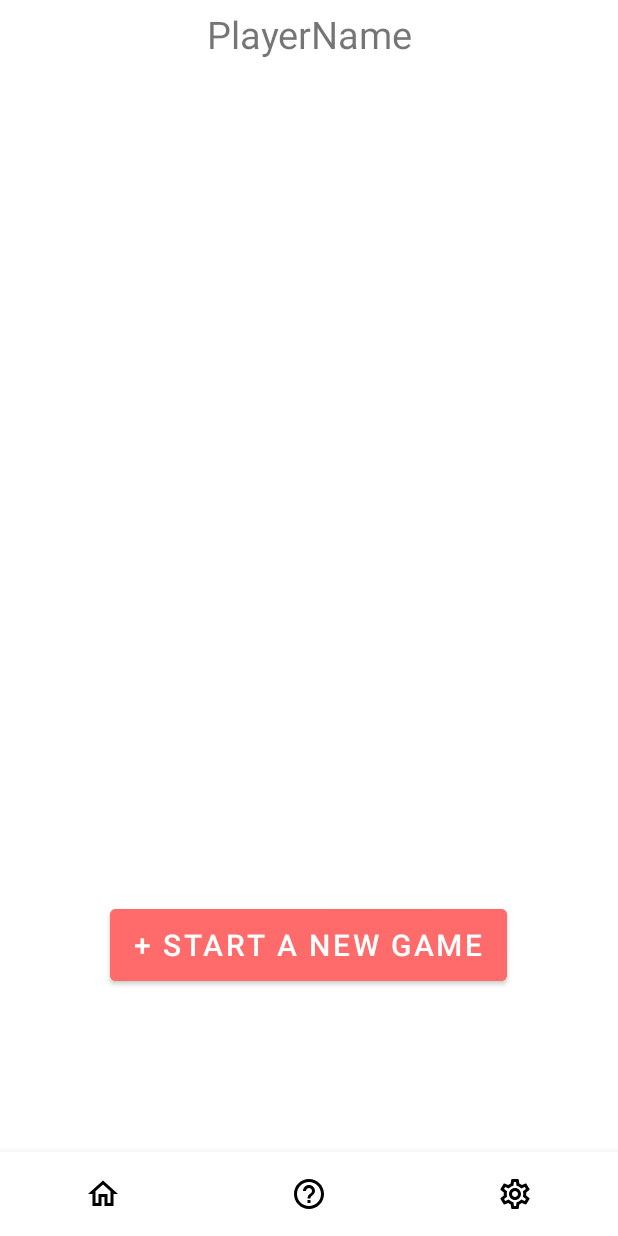
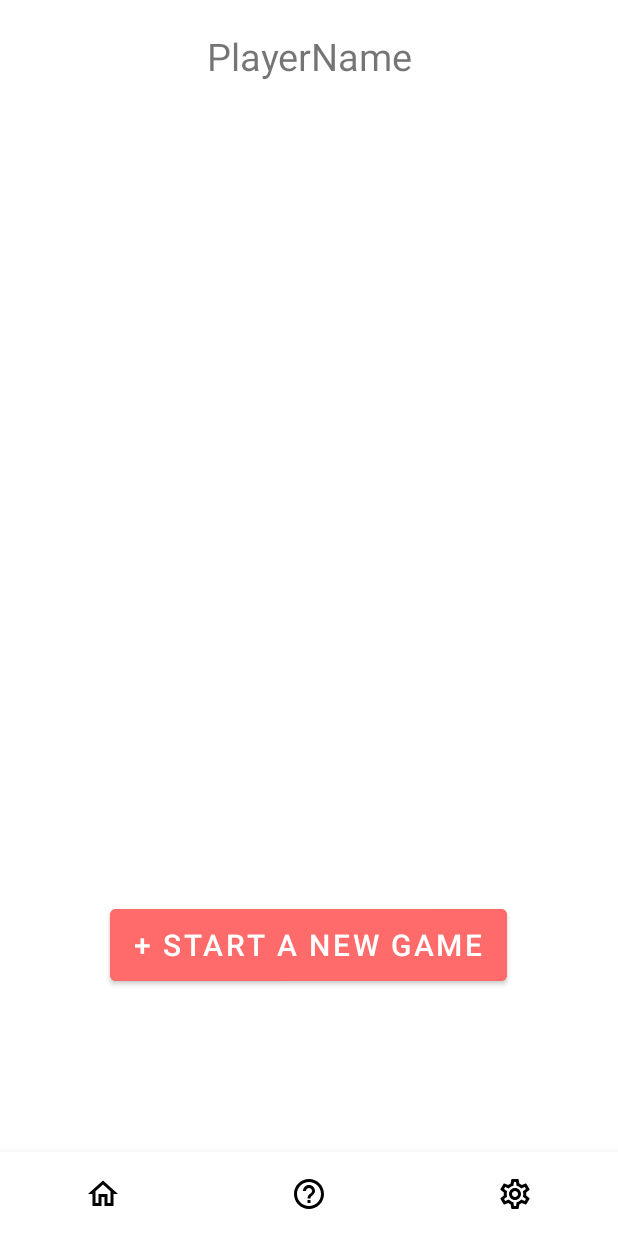
Before and after one commit to nguyendh24/DotsBoxes, an Android app: the screen it shows after launch (MainActivity), on a phone screen of 412 x 824 dp. Run offline under Robolectric (Android 15) with nearby library versions, the phone set to English and light mode, and no system bars.

Commit message:
Created player name placeholder, recycler view of games, and start new game button to home page

```diff
--- a/app/src/main/java/com/example/dotsboxes/Fragments/HomeFragment.java
+++ b/app/src/main/java/com/example/dotsboxes/Fragments/HomeFragment.java
@@ -3,6 +3,8 @@ import android.os.Bundle;
 import android.view.LayoutInflater;
 import android.view.View;
 import android.view.ViewGroup;
+import android.widget.Button;
+
 import androidx.fragment.app.Fragment;
 import com.example.dotsboxes.databinding.FragmentHomeBinding;
 
--- a/app/src/main/res/layout/fragment_home.xml
+++ b/app/src/main/res/layout/fragment_home.xml
@@ -5,24 +5,23 @@
     android:layout_height="match_parent"
     tools:context=".Fragments.HomeFragment">
 
-    <!-- TODO: Update blank fragment layout -->
     <TextView
-        android:id="@+id/tvHomePlaceHolder"
+        android:id="@+id/playerName"
         android:layout_width="match_parent"
         android:layout_height="match_parent"
         android:text="PlayerName"
         android:textSize="25dp"
-        android:layout_marginTop="5dp"
+        android:layout_marginTop="20dp"
         android:gravity="center_horizontal"/>
 
     <androidx.recyclerview.widget.RecyclerView
         android:layout_width="339dp"
         android:layout_height="500dp"
         android:layout_gravity="center_horizontal"
-        android:layout_marginTop="50dp"/>
+        android:layout_marginTop="65dp"/>
 
     <Button
-        android:id="@+id/button2"
+        android:id="@+id/homeStartGame"
         android:layout_width="wrap_content"
         android:layout_height="60dp"
         android:text="+ Start a New Game"
```
